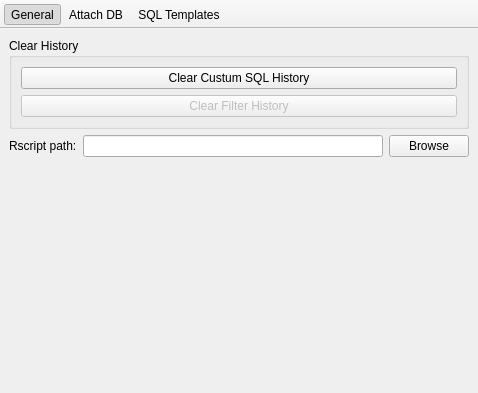
Old version of the form preferencewindow.ui in the repository informationsea/Hyokai.
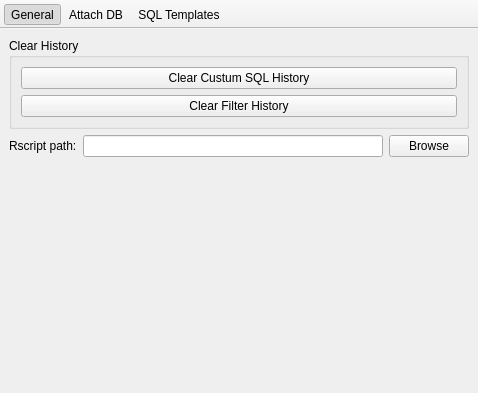
New version of the form.

Patch:
```diff
--- a/preferencewindow.ui
+++ b/preferencewindow.ui
@@ -42,10 +42,7 @@
             </widget>
            </item>
            <item>
-            <widget class="QPushButton" name="pushButton_2">
-             <property name="enabled">
-              <bool>false</bool>
-             </property>
+            <widget class="QPushButton" name="pushButtonClearFilterHistory">
              <property name="text">
               <string>Clear Filter History</string>
              </property>
```
